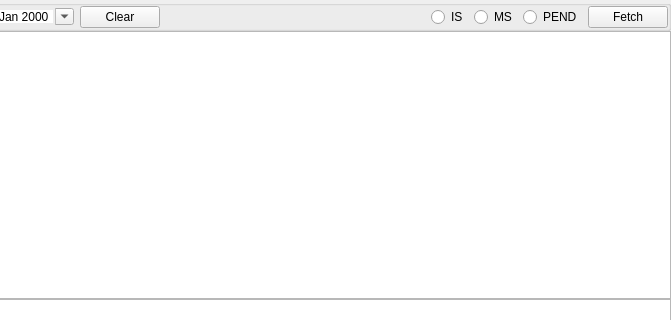
Old version of the form order/statement/statementprimarywidget.ui in the repository ytxerp/ytx-client; both pictures show x 113 to 784 and y 0 to 320 of the 784 by 567 pixel window.
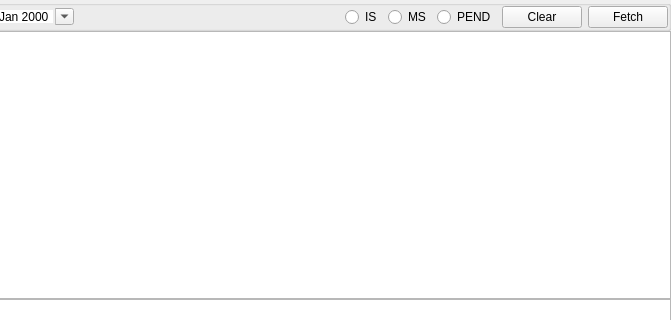
New version of the form. Custom widgets are drawn as their Qt base class.

```diff
--- a/order/statement/statementprimarywidget.ui
+++ b/order/statement/statementprimarywidget.ui
@@ -82,13 +82,6 @@
         </property>
        </widget>
       </item>
-      <item>
-       <widget class="QPushButton" name="pushButtonClear">
-        <property name="text">
-         <string>Clear</string>
-        </property>
-       </widget>
-      </item>
       <item>
        <spacer name="horizontalSpacer_3">
         <property name="orientation">
@@ -123,6 +116,13 @@
         </property>
        </widget>
       </item>
+      <item>
+       <widget class="QPushButton" name="pushButtonClear">
+        <property name="text">
+         <string>Clear</string>
+        </property>
+       </widget>
+      </item>
       <item>
        <widget class="QPushButton" name="pBtnFetch">
         <property name="text">
```
